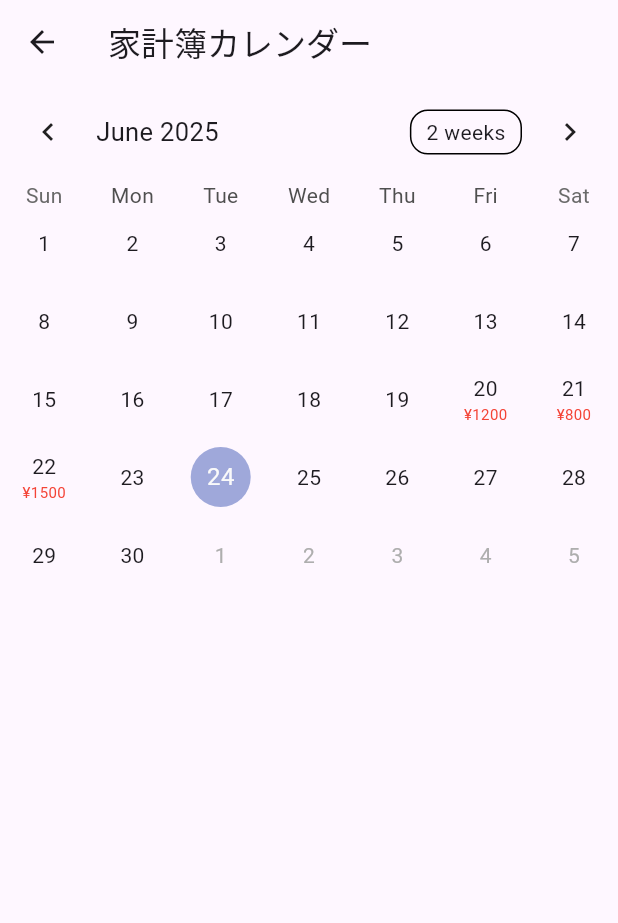
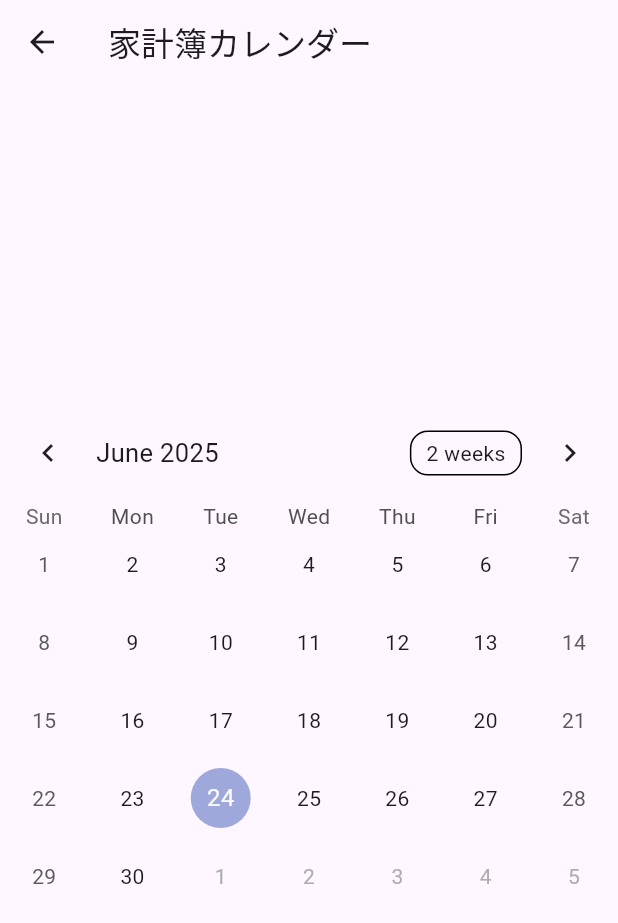
Before and after one commit to b1023213/skill_group, a Flutter app: the Money screen opened directly, on a phone screen of 412 x 824 dp. Shown: the top 923 px of the screen. Run offline on Flutter 3.47's test engine with Material 3 defaults, Android fonts, the phone set to English and light mode, and no system bars; drawn by our look-alikes of table_calendar.

Commit message:
作業途中の変更

```diff
--- a/app_1/lib/view/muramoto/money.dart
+++ b/app_1/lib/view/muramoto/money.dart
@@ -11,19 +11,13 @@ class Money extends StatefulWidget {
 class _MoneyState extends State<Money> {
   DateTime _focusedDay = DateTime.now();
   DateTime? _selectedDay;
-  Map<DateTime, int> _expenses = {
-    DateTime.utc(2025, 6, 20): 1200,
-    DateTime.utc(2025, 6, 21): 800,
-    DateTime.utc(2025, 6, 22): 1500,
-  };
 
   @override
   Widget build(BuildContext context) {
     return Scaffold(
       appBar: AppBar(title: const Text('家計簿カレンダー')),
-      body: Column(
-        children: [
-          TableCalendar(
+      body: Center(
+        child: TableCalendar(
           firstDay: DateTime.utc(2025, 1, 1),
           lastDay: DateTime.utc(2025, 12, 31),
           focusedDay: _focusedDay,
@@ -34,38 +28,7 @@ class _MoneyState extends State<Money> {
               _focusedDay = focusedDay;
             });
           },
-            calendarBuilders: CalendarBuilders(
-              defaultBuilder: (context, day, focusedDay) {
-                int? amount =
-                    _expenses[DateTime.utc(day.year, day.month, day.day)];
-                return Center(
-                  child: Column(
-                    mainAxisAlignment: MainAxisAlignment.center,
-                    children: [
-                      Text('${day.day}'),
-                      if (amount != null)
-                        Text(
-                          '¥$amount',
-                          style: const TextStyle(
-                            fontSize: 10,
-                            color: Colors.red,
         ),
-                        ),
-                    ],
-                  ),
-                );
-              },
-            ),
-          ),
-          if (_selectedDay != null)
-            Padding(
-              padding: const EdgeInsets.all(16.0),
-              child: Text(
-                '選択日: ${_selectedDay!.toLocal()} の利用金額: ¥${_expenses[DateTime.utc(_selectedDay!.year, _selectedDay!.month, _selectedDay!.day)] ?? 0}',
-                style: const TextStyle(fontSize: 16),
-              ),
-            ),
-        ],
       ),
     );
   }
```
Lines whose indentation alone changed are shown as unchanged.
